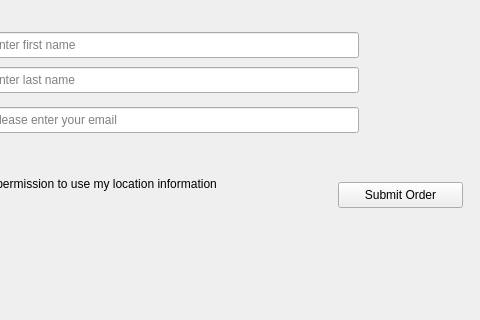
Old version of the form DroneDogs.ui in the repository nramichr/SDEV140_Q; both pictures show x 192 to 672 and y 488 to 808 of the 865 by 808 pixel window.
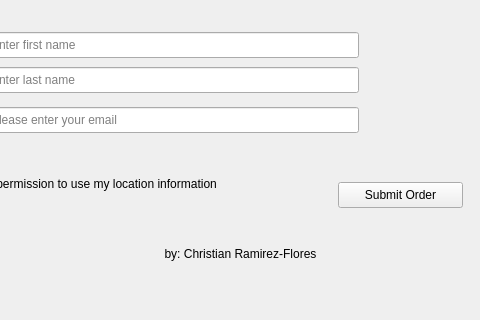
New version of the form. Icons and pictures are not drawn.

Diff of the .ui file:
```diff
--- a/DroneDogs.ui
+++ b/DroneDogs.ui
@@ -414,6 +414,22 @@
      <string>I give DronDogs permission to use my location information</string>
     </property>
    </widget>
+    <widget class="QLabel" name="label_author">
+     <property name="geometry">
+        <rect>
+         <x>300</x>
+         <y>730</y>
+         <width>265</width>
+         <height>24</height>
+        </rect>
+     </property>
+     <property name="text">
+        <string>by: Christian Ramirez-Flores</string>
+     </property>
+     <property name="alignment">
+        <set>Qt::AlignCenter</set>
+     </property>
+    </widget>
   </widget>
   <widget class="QMenuBar" name="menubar">
    <property name="geometry">
```
